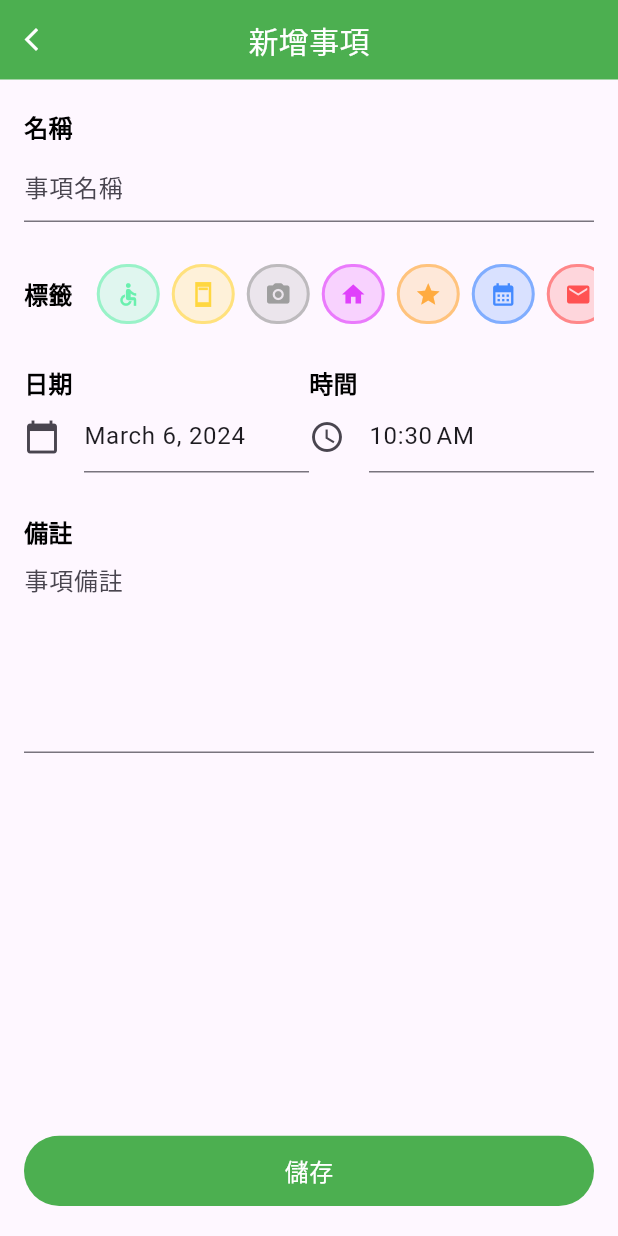
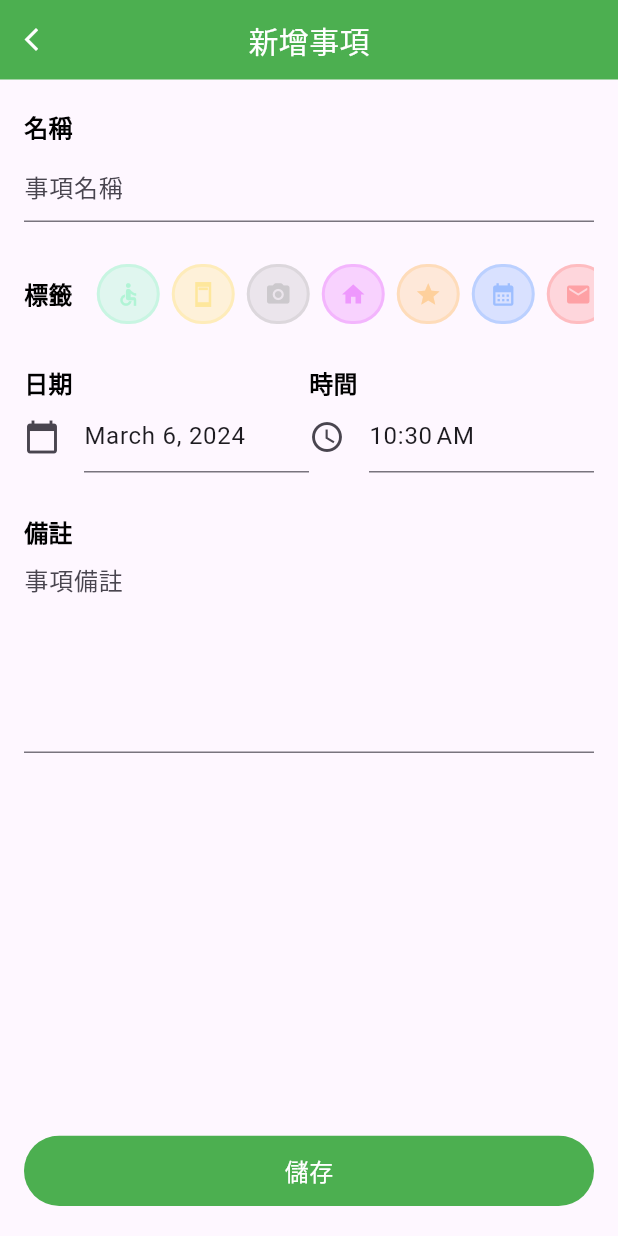
Before and after one commit to twjw/flutter_todo_app, a Flutter app: the CreateTaskScreen screen opened by its route, on a phone screen of 412 x 824 dp. Run offline on Flutter 3.47's test engine with Material 3 defaults, Android fonts, the phone set to English and light mode, and no system bars; our stand-ins replace floor, flutter_hooks, flutter_riverpod, go_router, hooks_riverpod and 1 more; missing offline and left inert: dart:ffi; accounts and stored records are empty; generated files the repository leaves out were written again.

Commit message:
feat: category widget 新增 active 樣式

```diff
--- a/lib/screen/create_task_screen.dart
+++ b/lib/screen/create_task_screen.dart
@@ -31,6 +31,7 @@ class CreateTaskScreen extends HookConsumerWidget {
         useTextEditingController(text: DateFormat.yMMMMd().format(now));
     final timeTextController =
         useTextEditingController(text: DateFormat.jm().format(now));
+    final categoryId = useState<int?>(null);
 
     Future<void> onChangeDate() async {
       print(dateTextController.text);
@@ -101,11 +102,14 @@ class CreateTaskScreen extends HookConsumerWidget {
                             (e) => Padding(
                               padding: const EdgeInsets.only(left: 8),
                               child: TouchableOpacity(
-                                onTap: () {},
+                                onTap: () {
+                                  categoryId.value = e.id;
+                                },
                                 child: Category(
                                   key: ValueKey(e),
                                   icon: e.icon,
                                   color: e.color,
+                                  active: categoryId.value == e.id
                                 ),
                               ),
                             ),
--- a/lib/widget/category.dart
+++ b/lib/widget/category.dart
@@ -18,9 +18,9 @@ class Category extends StatelessWidget {
     return Container(
       decoration: BoxDecoration(
         borderRadius: BorderRadius.circular(50),
-        color: Color.fromRGBO(color.red, color.green, color.blue, 0.2),
+        color: active == true ? color : Color.fromRGBO(color.red, color.green, color.blue, 0.2),
         border: Border.all(
-          color: Color.fromRGBO(color.red, color.green, color.blue, 0.6),
+          color: active == true ? color : Color.fromRGBO(color.red, color.green, color.blue, 0.2),
           width: 2,
         ),
       ),
@@ -31,7 +31,7 @@ class Category extends StatelessWidget {
           height: 40,
           child: Icon(
             icon,
-            color: color,
+            color: active == true ? Colors.white : Color.fromRGBO(color.red, color.green, color.blue, 0.4),
             size: 18,
           ),
         ),
```
